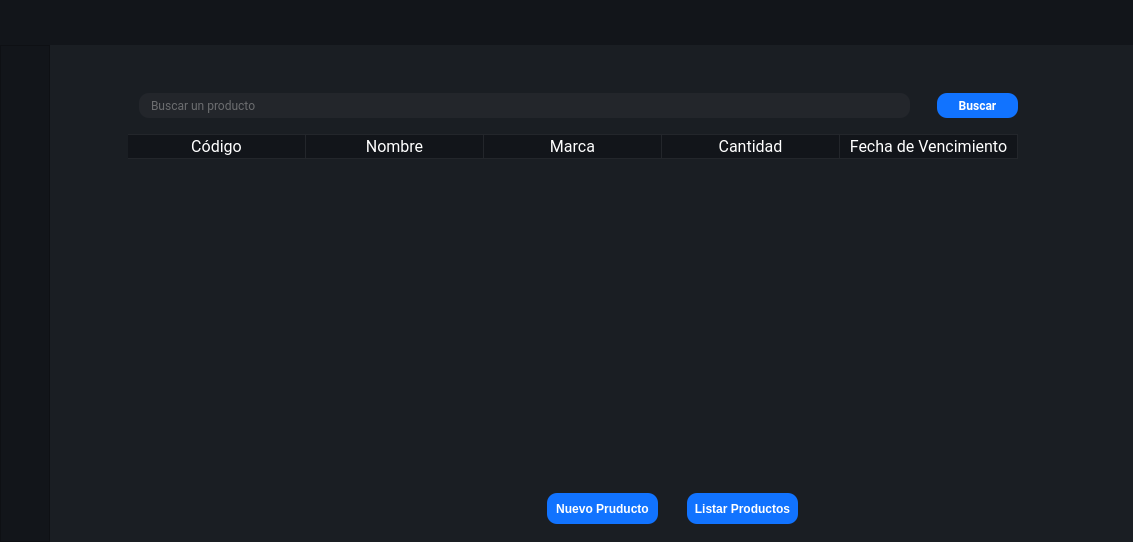
juanignaciocansillieri/Proyecto-Final, file Interfaces/main/main_ui.ui: the form before one commit.
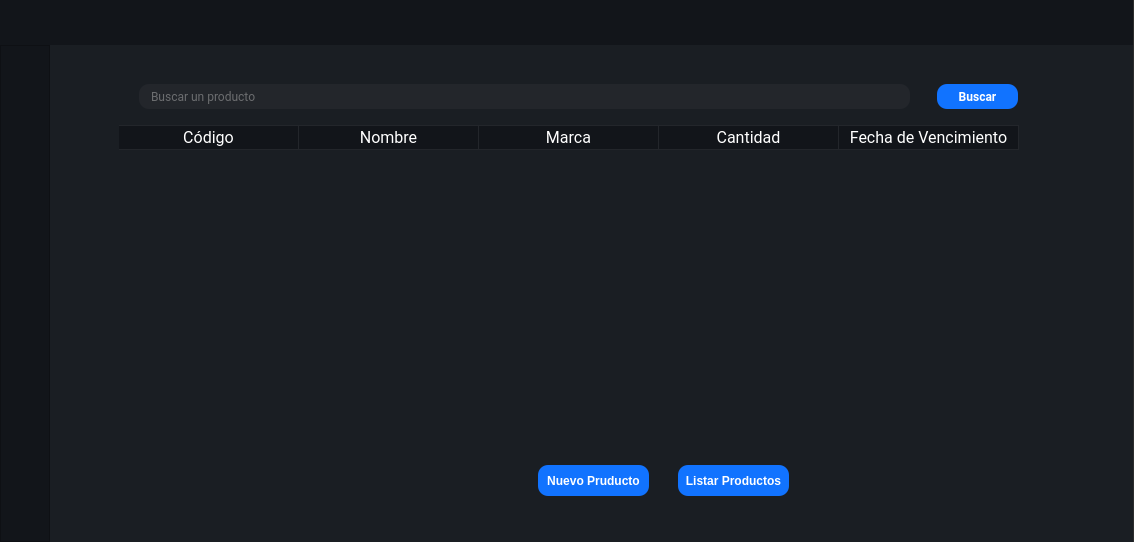
The form after the commit. Icons and pictures are not drawn.

What changed in the file:
```diff
--- a/Interfaces/main/main_ui.ui
+++ b/Interfaces/main/main_ui.ui
@@ -6,7 +6,7 @@
    <rect>
     <x>0</x>
     <y>0</y>
-    <width>1133</width>
+    <width>1134</width>
     <height>542</height>
    </rect>
   </property>
@@ -23,24 +23,15 @@
      <height>500</height>
     </size>
    </property>
-   <layout class="QVBoxLayout" name="verticalLayout">
-    <property name="spacing">
-     <number>0</number>
-    </property>
-    <property name="leftMargin">
-     <number>0</number>
-    </property>
-    <property name="topMargin">
-     <number>0</number>
-    </property>
-    <property name="rightMargin">
-     <number>0</number>
-    </property>
-    <property name="bottomMargin">
-     <number>0</number>
-    </property>
-    <item>
      <widget class="QFrame" name="Top_Bar">
+    <property name="geometry">
+     <rect>
+      <x>0</x>
+      <y>0</y>
+      <width>1133</width>
+      <height>45</height>
+     </rect>
+    </property>
       <property name="minimumSize">
        <size>
         <width>0</width>
@@ -84,20 +75,20 @@
          <property name="minimumSize">
           <size>
            <width>0</width>
-           <height>49</height>
+         <height>45</height>
           </size>
          </property>
          <property name="maximumSize">
           <size>
            <width>200</width>
-           <height>63</height>
+         <height>51</height>
           </size>
          </property>
          <property name="text">
           <string/>
          </property>
          <property name="pixmap">
-          <pixmap resource="img/img_oficiales.qrc">:/cct/Logo.png</pixmap>
+        <pixmap resource="img/img_oficiales.qrc">:/cct/logo-18.png</pixmap>
          </property>
          <property name="scaledContents">
           <bool>true</bool>
@@ -109,9 +100,15 @@
        </item>
       </layout>
      </widget>
-    </item>
-    <item>
      <widget class="QFrame" name="Content">
+    <property name="geometry">
+     <rect>
+      <x>0</x>
+      <y>45</y>
+      <width>1133</width>
+      <height>497</height>
+     </rect>
+    </property>
       <property name="frameShape">
        <enum>QFrame::NoFrame</enum>
       </property>
@@ -604,6 +601,21 @@
             </property>
             <widget class="QWidget" name="page_productos">
              <layout class="QHBoxLayout" name="horizontalLayout_3">
+            <property name="spacing">
+             <number>0</number>
+            </property>
+            <property name="leftMargin">
+             <number>0</number>
+            </property>
+            <property name="topMargin">
+             <number>0</number>
+            </property>
+            <property name="rightMargin">
+             <number>0</number>
+            </property>
+            <property name="bottomMargin">
+             <number>0</number>
+            </property>
               <item>
                <widget class="QFrame" name="frame">
                 <property name="minimumSize">
@@ -640,6 +652,21 @@
                     <enum>QFrame::Raised</enum>
                    </property>
                    <layout class="QVBoxLayout" name="verticalLayout_6">
+                  <property name="spacing">
+                   <number>6</number>
+                  </property>
+                  <property name="leftMargin">
+                   <number>9</number>
+                  </property>
+                  <property name="topMargin">
+                   <number>9</number>
+                  </property>
+                  <property name="rightMargin">
+                   <number>9</number>
+                  </property>
+                  <property name="bottomMargin">
+                   <number>9</number>
+                  </property>
                     <item alignment="Qt::AlignHCenter|Qt::AlignVCenter">
                      <widget class="QGroupBox" name="groupBox">
                       <property name="minimumSize">
@@ -726,14 +753,14 @@
                   <widget class="QTableWidget" name="tableWidget">
                    <property name="minimumSize">
                     <size>
-                     <width>0</width>
-                     <height>334</height>
+                   <width>800</width>
+                   <height>300</height>
                     </size>
                    </property>
                    <property name="maximumSize">
                     <size>
-                     <width>1000</width>
-                     <height>16777215</height>
+                   <width>16777215</width>
+                   <height>500</height>
                     </size>
                    </property>
                    <property name="styleSheet">
@@ -778,7 +805,7 @@
                     <bool>true</bool>
                    </property>
                    <attribute name="horizontalHeaderDefaultSectionSize">
-                    <number>178</number>
+                  <number>180</number>
                    </attribute>
                    <attribute name="horizontalHeaderHighlightSections">
                     <bool>false</bool>
@@ -786,8 +813,11 @@
                    <attribute name="verticalHeaderVisible">
                     <bool>false</bool>
                    </attribute>
+                 <attribute name="verticalHeaderDefaultSectionSize">
+                  <number>30</number>
+                 </attribute>
                    <attribute name="verticalHeaderMinimumSectionSize">
-                    <number>48</number>
+                  <number>23</number>
                    </attribute>
                    <column>
                     <property name="text">
@@ -953,7 +983,7 @@
                <rect>
                 <x>-10</x>
                 <y>0</y>
-                <width>1061</width>
+              <width>1081</width>
                 <height>503</height>
                </rect>
               </property>
@@ -1206,8 +1236,6 @@
        </item>
       </layout>
      </widget>
-    </item>
-   </layout>
   </widget>
  </widget>
  <tabstops>
```
Lines whose indentation alone changed are shown as unchanged.
